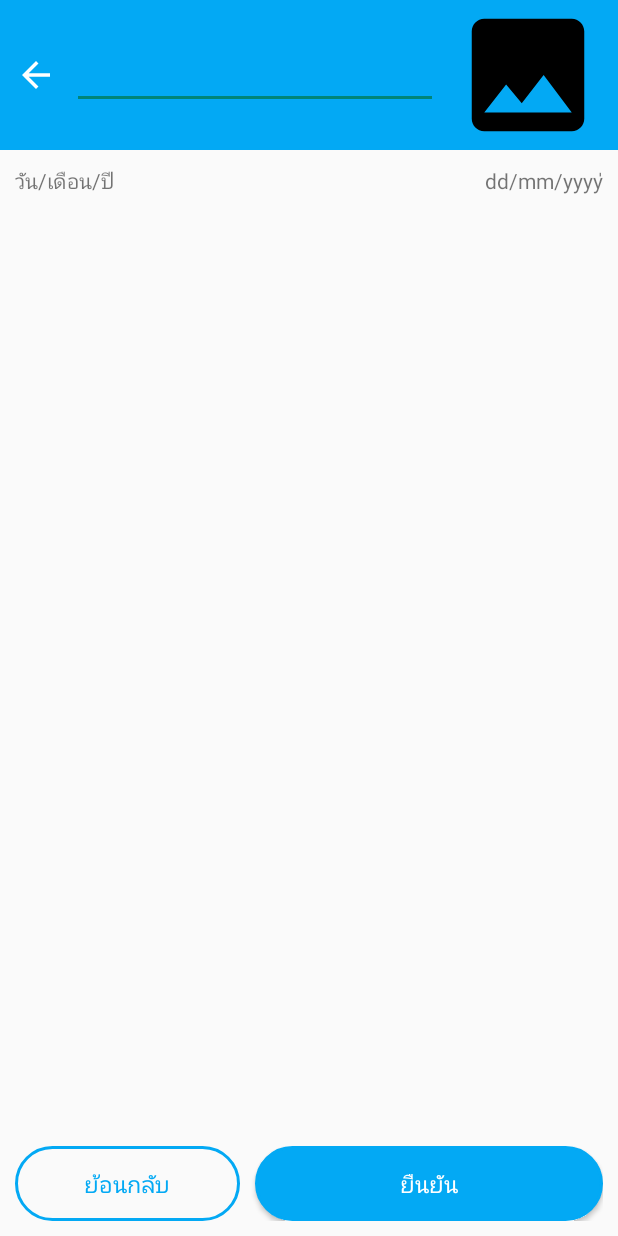
After one commit to Phetchapa/Hantanjai_app_proj, an Android app: the layout activity_hanmoney_step2.xml on its own in the app's theme, with its tools: preview values and no code run, on a phone screen of 412 x 824 dp. The commit adds this screen. Run offline under Robolectric (Android 15) with nearby library versions, the phone set to English and light mode, and no system bars.

Commit message:
step2 1/6

```diff
--- a/app/build.gradle.kts
+++ b/app/build.gradle.kts
@@ -50,8 +50,8 @@ dependencies {
     androidTestImplementation("androidx.test.espresso:espresso-core:3.5.1")
 
     // recycleview for hanmoney_step1
-    implementation("androidx.recycleview:recyclerview:1.2.0")
+//    implementation("androidx.recycleview:recyclerview:1.2.0")
 
     // roundedImageview for hanmoney_step1
-    implementation("com.makeramen:roundedimageview:2.3.0")
+//    implementation("com.makeramen:roundedimageview:2.3.0")
 }
--- /dev/null
+++ b/app/src/main/res/drawable/arrowback.xml
@@ -0,0 +1,5 @@
+<vector android:autoMirrored="true" android:height="24dp"
+    android:tint="#000000" android:viewportHeight="24"
+    android:viewportWidth="24" android:width="24dp" xmlns:android="http://schemas.android.com/apk/res/android">
+    <path android:fillColor="@android:color/white" android:pathData="M20,11H7.83l5.59,-5.59L12,4l-8,8 8,8 1.41,-1.41L7.83,13H20v-2z"/>
+</vector>
--- /dev/null
+++ b/app/src/main/res/drawable/baseline_calendar_month_24.xml
@@ -0,0 +1,5 @@
+<vector android:height="24dp" android:tint="#000000"
+    android:viewportHeight="24" android:viewportWidth="24"
+    android:width="24dp" xmlns:android="http://schemas.android.com/apk/res/android">
+    <path android:fillColor="@android:color/white" android:pathData="M19,4h-1V2h-2v2H8V2H6v2H5C3.89,4 3.01,4.9 3.01,6L3,20c0,1.1 0.89,2 2,2h14c1.1,0 2,-0.9 2,-2V6C21,4.9 20.1,4 19,4zM19,20H5V10h14V20zM9,14H7v-2h2V14zM13,14h-2v-2h2V14zM17,14h-2v-2h2V14zM9,18H7v-2h2V18zM13,18h-2v-2h2V18zM17,18h-2v-2h2V18z"/>
+</vector>
--- /dev/null
+++ b/app/src/main/res/drawable/baseline_photo_24.xml
@@ -0,0 +1,5 @@
+<vector android:height="24dp" android:tint="#000000"
+    android:viewportHeight="24" android:viewportWidth="24"
+    android:width="24dp" xmlns:android="http://schemas.android.com/apk/res/android">
+    <path android:fillColor="@android:color/white" android:pathData="M21,19V5c0,-1.1 -0.9,-2 -2,-2H5c-1.1,0 -2,0.9 -2,2v14c0,1.1 0.9,2 2,2h14c1.1,0 2,-0.9 2,-2zM8.5,13.5l2.5,3.01L14.5,12l4.5,6H5l3.5,-4.5z"/>
+</vector>
--- /dev/null
+++ b/app/src/main/res/drawable/buttonbackforstep2.xml
@@ -0,0 +1,14 @@
+<?xml version="1.0" encoding="utf-8"?>
+<shape xmlns:android="http://schemas.android.com/apk/res/android"
+    android:shape="rectangle">
+    <!--        android:topLeftRadius="15dp"-->
+    <!--        android:topRightRadius="15dp"-->
+    <!--        android:bottomLeftRadius="15dp"-->
+    <!--        android:bottomRightRadius="15dp"-->
+
+    <corners
+        android:radius="30dp"
+        />
+    <stroke android:width="3px" android:color="@color/skyblue" />
+
+</shape>
--- /dev/null
+++ b/app/src/main/res/drawable/buttonconfirmforstep2.xml
@@ -0,0 +1,15 @@
+<?xml version="1.0" encoding="utf-8"?>
+<shape xmlns:android="http://schemas.android.com/apk/res/android"
+    android:shape="rectangle">
+    <!--        android:topLeftRadius="15dp"-->
+    <!--        android:topRightRadius="15dp"-->
+    <!--        android:bottomLeftRadius="15dp"-->
+    <!--        android:bottomRightRadius="15dp"-->
+    <solid
+        android:color="@color/skyblue"/>
+    <corners
+        android:radius="30dp"
+        />
+    <stroke android:width="3px" android:color="@color/skyblue" />
+
+</shape>
--- /dev/null
+++ b/app/src/main/res/layout/activity_hanmoney_step2.xml
@@ -0,0 +1,113 @@
+<?xml version="1.0" encoding="utf-8"?>
+<androidx.constraintlayout.widget.ConstraintLayout xmlns:android="http://schemas.android.com/apk/res/android"
+    xmlns:app="http://schemas.android.com/apk/res-auto"
+    xmlns:tools="http://schemas.android.com/tools"
+    android:layout_width="match_parent"
+    android:layout_height="match_parent"
+    android:animateLayoutChanges="true"
+    tools:context=".Hanmoney_step2">
+    <!--        android:layout_height="?actionBarSize"-->
+    <LinearLayout
+        android:id="@+id/navbarstep2"
+        android:layout_width="match_parent"
+
+    android:layout_height="100dp"
+        android:background="@color/skyblue"
+        android:gravity="center_vertical"
+        android:orientation="horizontal"
+        android:padding="10dp"
+        app:layout_constraintTop_toTopOf="parent">
+        <ImageView
+            android:layout_width="28dp"
+            android:layout_height="28dp"
+            android:contentDescription="back"
+            android:src="@drawable/arrowback"
+            app:tint="@color/white"/>
+        <EditText
+            android:layout_width="0dp"
+            android:layout_height="wrap_content"
+            android:layout_marginStart="10dp"
+            android:layout_marginEnd="10dp"
+            android:layout_weight="1"
+            android:gravity="start"
+            android:textColor="@color/white"
+            android:color="@color/white"
+            />
+        <ImageView
+            android:layout_width="100dp"
+            android:layout_height="100dp"
+            android:contentDescription="photo of logo"
+            android:src="@drawable/baseline_photo_24"
+            />
+
+
+    </LinearLayout>
+    <!--        android:background="@color/black"-->
+    <LinearLayout
+        android:layout_width="match_parent"
+        android:layout_height="wrap_content"
+        android:orientation="horizontal"
+        android:padding="10dp"
+        android:gravity="center_vertical"
+        app:layout_constraintTop_toBottomOf="@+id/navbarstep2">
+
+        <TextView
+            android:id="@+id/step2date"
+            android:layout_width="0dp"
+            android:layout_height="wrap_content"
+            android:text="วัน/เดือน/ปี"
+            android:layout_weight="1"
+
+            />
+        <TextView
+            android:id="@+id/step2datecurent"
+        android:layout_width="wrap_content"
+        android:layout_height="wrap_content"
+        android:text="dd/mm/yyyy่"
+
+        />
+
+
+    </LinearLayout>
+    <LinearLayout
+
+        android:layout_width="match_parent"
+        android:layout_height="70dp"
+        android:gravity="center_vertical"
+        android:orientation="horizontal"
+        android:padding="10dp"
+        app:layout_constraintBottom_toBottomOf="parent">
+        <Button
+            android:id="@+id/step2btnback"
+            android:layout_width="150dp"
+            android:layout_height="50dp"
+            android:text="ย้อนกลับ"
+            android:textColor="@color/skyblue"
+            android:background="@drawable/buttonbackforstep2"
+            android:textSize="15sp"
+            app:cornerRadius="8dp"
+            />
+        <Button
+        android:id="@+id/step2btnconfirm"
+        android:layout_width="match_parent"
+        android:layout_height="50dp"
+        android:textColor="@color/white"
+        android:background="@drawable/buttonconfirmforstep2"
+        android:text="ยืนยัน"
+
+        android:textSize="15sp"
+        android:layout_marginStart="10dp"
+        />
+
+    </LinearLayout>
+
+
+
+
+
+
+
+<!--        android:layout_marginStart="10dp"-->
+<!--        android:layout_marginEnd=""-->
+
+</androidx.constraintlayout.widget.ConstraintLayout>
```
Also changed, not shown: app/src/main/AndroidManifest.xml (+7 -6 lines), app/src/main/java/com/example/hantanjai_app_proj/Hanmoney_step2.kt (added, +21 -0 lines), app/src/main/res/layout/item_container_tv_show.xml (+10 -10 lines), app/src/main/res/layout/step2_cardview_list.xml (added, +51 -0 lines).
